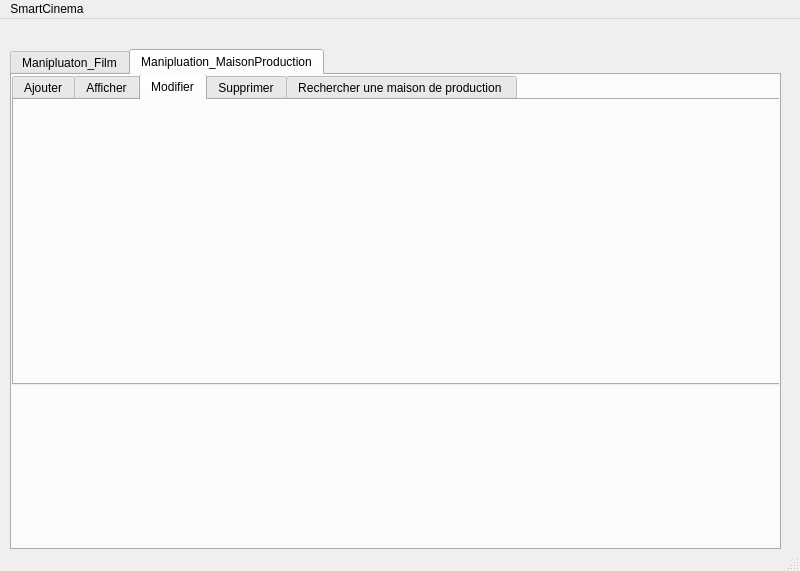
This is mainwindow.ui in seif-el-islem-bensib/Smart_Cinema as Qt 5 draws it before an edit. The edited form follows.
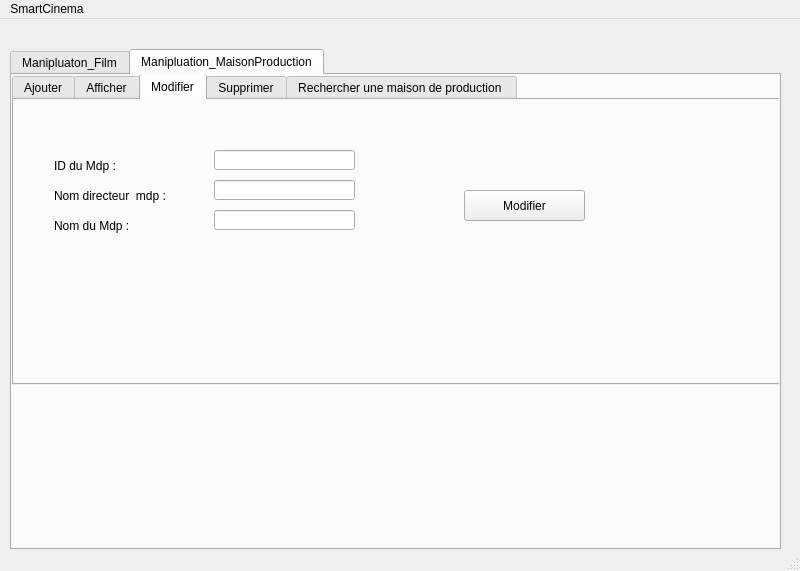
This is the edited form. The open tabs and pages were chosen to show the change.

The edit to the form file:
```diff
--- a/mainwindow.ui
+++ b/mainwindow.ui
@@ -564,6 +564,88 @@
        <attribute name="title">
         <string>Modifier</string>
        </attribute>
+       <widget class="QLineEdit" name="DIRM_2">
+        <property name="geometry">
+         <rect>
+          <x>200</x>
+          <y>80</y>
+          <width>141</width>
+          <height>20</height>
+         </rect>
+        </property>
+       </widget>
+       <widget class="QLabel" name="label_19">
+        <property name="geometry">
+         <rect>
+          <x>40</x>
+          <y>80</y>
+          <width>121</width>
+          <height>31</height>
+         </rect>
+        </property>
+        <property name="text">
+         <string>Nom directeur  mdp :</string>
+        </property>
+       </widget>
+       <widget class="QLineEdit" name="IDM_2">
+        <property name="geometry">
+         <rect>
+          <x>200</x>
+          <y>50</y>
+          <width>141</width>
+          <height>20</height>
+         </rect>
+        </property>
+       </widget>
+       <widget class="QLineEdit" name="NOMM_2">
+        <property name="geometry">
+         <rect>
+          <x>200</x>
+          <y>110</y>
+          <width>141</width>
+          <height>20</height>
+         </rect>
+        </property>
+       </widget>
+       <widget class="QLabel" name="label_20">
+        <property name="geometry">
+         <rect>
+          <x>40</x>
+          <y>110</y>
+          <width>121</width>
+          <height>31</height>
+         </rect>
+        </property>
+        <property name="text">
+         <string>Nom du Mdp :</string>
+        </property>
+       </widget>
+       <widget class="QLabel" name="label_21">
+        <property name="geometry">
+         <rect>
+          <x>40</x>
+          <y>50</y>
+          <width>121</width>
+          <height>31</height>
+         </rect>
+        </property>
+        <property name="text">
+         <string>ID du Mdp :</string>
+        </property>
+       </widget>
+       <widget class="QPushButton" name="Mod_maisondeproduction">
+        <property name="geometry">
+         <rect>
+          <x>450</x>
+          <y>90</y>
+          <width>121</width>
+          <height>31</height>
+         </rect>
+        </property>
+        <property name="text">
+         <string>Modifier</string>
+        </property>
+       </widget>
       </widget>
       <widget class="QWidget" name="tab_10">
        <attribute name="title">
```
Left out of the diff: 376 changed lines with no effect on the pictures.
